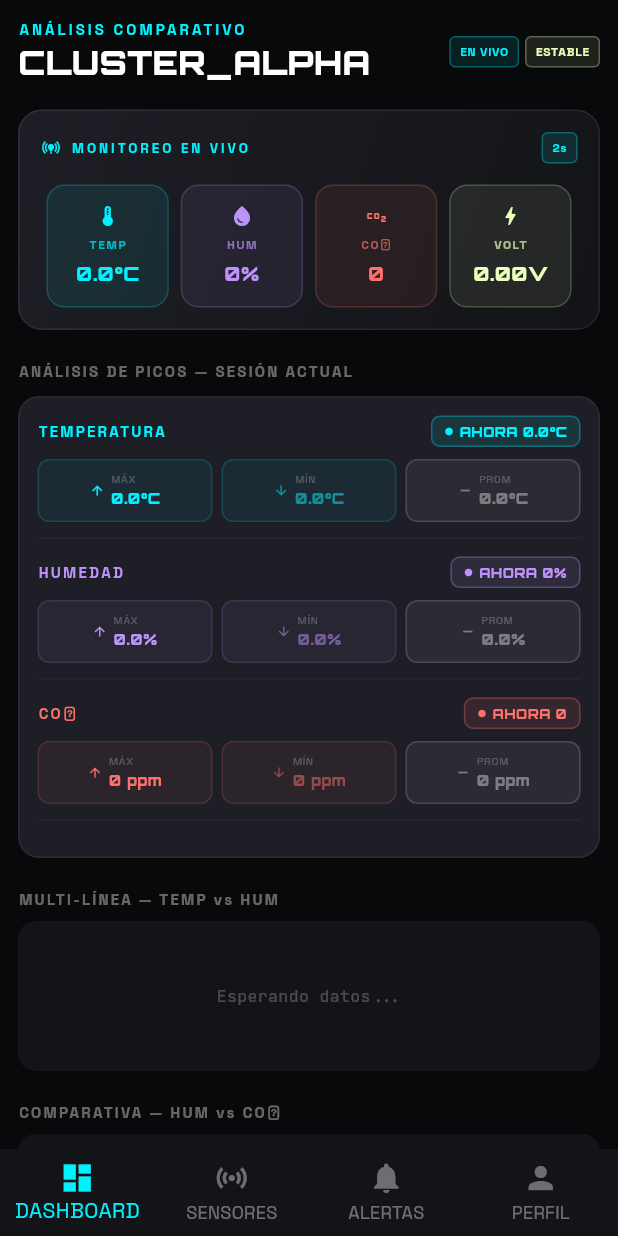
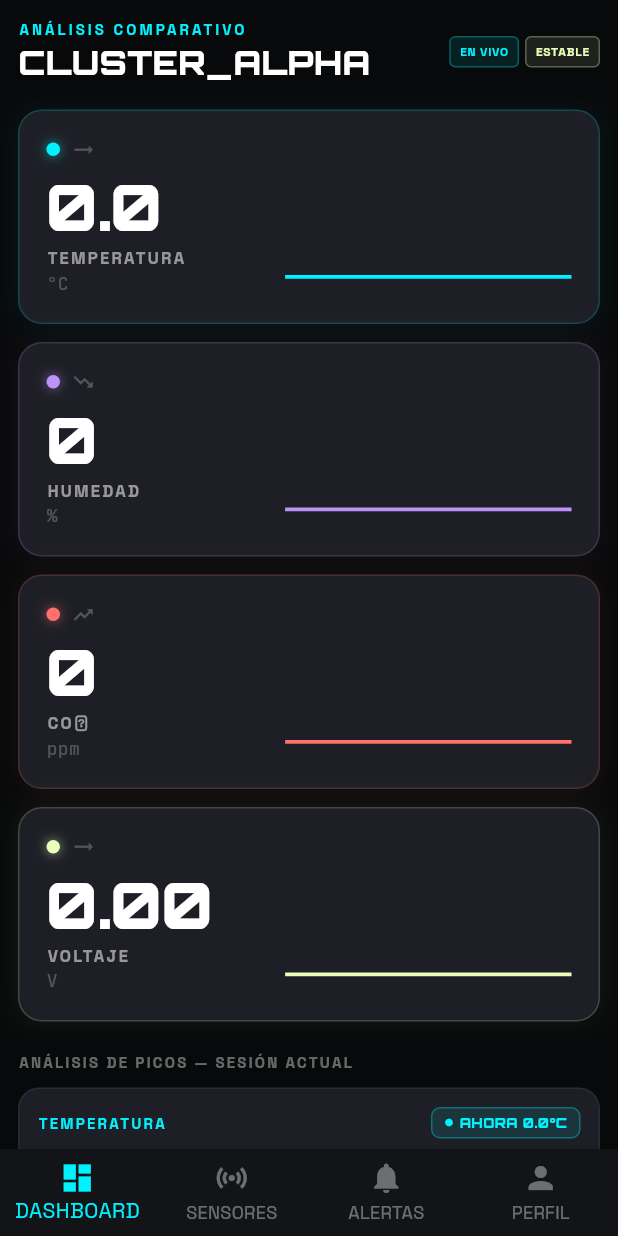
Before and after one commit to Jhordan234/Mi_APP, a Flutter app: the HomeScreen screen opened directly, on a phone screen of 412 x 824 dp. Run offline on Flutter 3.47's test engine with Material 3 defaults, Android fonts, the phone set to English and light mode, and no system bars; drawn by our look-alikes of fl_chart; our stand-ins replace cloud_firestore, firebase_auth, firebase_core, firebase_database, google_fonts; accounts and stored records are empty.

Commit message:
Actualizando codigo nuevo

```diff
--- a/lib/screens/home_screen.dart
+++ b/lib/screens/home_screen.dart
@@ -1,4 +1,5 @@
 import 'package:flutter/material.dart';
+import 'package:flutter/services.dart';
 import 'package:firebase_database/firebase_database.dart';
 import 'tabs/dashboard_tab.dart';
 import 'tabs/sensores_tab.dart';
@@ -25,6 +26,11 @@ class _HomeScreenState extends State<HomeScreen> {
   @override
   void initState() {
     super.initState();
+    SystemChrome.setEnabledSystemUIMode(SystemUiMode.immersiveSticky);
+    SystemChrome.setSystemUIOverlayStyle(const SystemUiOverlayStyle(
+      statusBarColor: Colors.transparent,
+      statusBarIconBrightness: Brightness.light,
+    ));
     _iniciarEscuchaFirebase();
   }
 
--- a/lib/screens/tabs/dashboard_tab.dart
+++ b/lib/screens/tabs/dashboard_tab.dart
@@ -131,90 +131,189 @@ class DashboardTab extends StatelessWidget {
     );
   }
 
-  // ✅ INDICADORES TIEMPO REAL RESPONSIVE
+  // ── SENSOR CARDS — una por fila con sparkline ──────────────────────────────
   Widget _indicadoresTiempoReal(bool compact) {
-    final items = [
-      {'label': 'TEMP', 'valor': '${tempActual.toStringAsFixed(1)}°C', 'color': AppTheme.colorPrimario, 'icon': Icons.thermostat},
-      {'label': 'HUM',  'valor': '${humActual.toStringAsFixed(0)}%',   'color': AppTheme.colorSecundario, 'icon': Icons.water_drop},
-      {'label': 'CO₂',  'valor': '${co2Actual.toStringAsFixed(0)}',    'color': AppTheme.colorError, 'icon': Icons.co2},
-      {'label': 'VOLT', 'valor': '${voltActual.toStringAsFixed(2)}V',  'color': AppTheme.colorTerciario, 'icon': Icons.bolt},
-    ];
+    return Column(
+      children: [
+        _sensorCardFullWidth(
+          label: 'TEMPERATURA',
+          unit: '°C',
+          valor: tempActual.toStringAsFixed(1),
+          color: AppTheme.colorPrimario,
+          trendIcon: Icons.trending_flat,
+          histData: histTemp,
+          compact: compact,
+        ),
+        SizedBox(height: compact ? 8 : 12),
+        _sensorCardFullWidth(
+          label: 'HUMEDAD',
+          unit: '%',
+          valor: humActual.toStringAsFixed(0),
+          color: AppTheme.colorSecundario,
+          trendIcon: Icons.trending_down,
+          histData: histHum,
+          compact: compact,
+        ),
+        SizedBox(height: compact ? 8 : 12),
+        _sensorCardFullWidth(
+          label: 'CO₂',
+          unit: 'ppm',
+          valor: co2Actual.toStringAsFixed(0),
+          color: AppTheme.colorError,
+          trendIcon: Icons.trending_up,
+          histData: histCo2,
+          compact: compact,
+        ),
+        SizedBox(height: compact ? 8 : 12),
+        _sensorCardFullWidth(
+          label: 'VOLTAJE',
+          unit: 'V',
+          valor: voltActual.toStringAsFixed(2),
+          color: AppTheme.colorTerciario,
+          trendIcon: Icons.trending_flat,
+          histData: histVolt,
+          compact: compact,
+        ),
+      ],
+    );
+  }
+
+  Widget _sensorCardFullWidth({
+    required String label,
+    required String unit,
+    required String valor,
+    required Color color,
+    required IconData trendIcon,
+    required List<double> histData,
+    required bool compact,
+  }) {
+    // Construir spots para el sparkline
+    final List<FlSpot> spots = histData.isEmpty
+        ? [const FlSpot(0, 0), const FlSpot(1, 0)]
+        : histData.asMap().entries
+            .map((e) => FlSpot(e.key.toDouble(), e.value))
+            .toList();
+
+    final double minY = histData.isEmpty
+        ? 0
+        : histData.reduce((a, b) => a < b ? a : b) - 1;
+    final double maxY = histData.isEmpty
+        ? 1
+        : histData.reduce((a, b) => a > b ? a : b) + 1;
 
     return Container(
-      padding: EdgeInsets.all(compact ? 10 : 14),
+      padding: EdgeInsets.all(compact ? 14 : 18),
       decoration: BoxDecoration(
-        gradient: LinearGradient(
-          colors: [AppTheme.colorSuperficieAlta, AppTheme.colorSuperficie],
-          begin: Alignment.topLeft,
-          end: Alignment.bottomRight,
+        color: AppTheme.colorSuperficieAlta,
+        borderRadius: BorderRadius.circular(compact ? 12 : 16),
+        border: Border.all(color: color.withOpacity(0.18)),
+        boxShadow: [
+          BoxShadow(
+            color: color.withOpacity(0.06),
+            blurRadius: 16,
+            spreadRadius: 1,
           ),
-        borderRadius: BorderRadius.circular(compact ? 12 : 16),
-        border: Border.all(color: Colors.white.withOpacity(0.08)),
+        ],
       ),
+      child: Row(
+        crossAxisAlignment: CrossAxisAlignment.center,
+        children: [
+          // ── Lado izquierdo: dot + valor + labels ────────────────────────
+          Expanded(
+            flex: 5,
             child: Column(
               crossAxisAlignment: CrossAxisAlignment.start,
               children: [
-          Row(
-            children: [
-              Icon(Icons.online_prediction, color: AppTheme.colorPrimario, size: compact ? 10 : 14),
-              SizedBox(width: compact ? 4 : 6),
-              Text('MONITOREO EN VIVO',
-                style: GoogleFonts.spaceGrotesk(
-                  fontSize: compact ? 7 : 9,
-                  color: AppTheme.colorPrimario,
-                  letterSpacing: 2,
-                  fontWeight: FontWeight.bold,
+                // Dot indicador + icono de tendencia
+                Row(children: [
+                  Container(
+                    width: compact ? 7 : 9,
+                    height: compact ? 7 : 9,
+                    decoration: BoxDecoration(
+                      shape: BoxShape.circle,
+                      color: color,
+                      boxShadow: [
+                        BoxShadow(color: color.withOpacity(0.6), blurRadius: 6),
+                      ],
                     ),
                   ),
-              const Spacer(),
-              _badge('2s', AppTheme.colorPrimario, compact),
+                  SizedBox(width: compact ? 6 : 8),
+                  Icon(trendIcon, color: Colors.white24, size: compact ? 13 : 15),
+                ]),
+                SizedBox(height: compact ? 8 : 10),
+
+                // Valor grande
+                Text(
+                  valor,
+                  style: GoogleFonts.orbitron(
+                    fontSize: compact ? 34 : 42,
+                    fontWeight: FontWeight.w900,
+                    color: Colors.white,
+                    letterSpacing: -1,
+                    height: 1,
+                  ),
+                ),
+                SizedBox(height: compact ? 4 : 5),
+
+                // Label
+                Text(
+                  label,
+                  style: GoogleFonts.spaceGrotesk(
+                    fontSize: compact ? 9 : 11,
+                    fontWeight: FontWeight.bold,
+                    color: Colors.white54,
+                    letterSpacing: 1.5,
+                  ),
+                ),
+                // Unidad
+                Text(
+                  unit,
+                  style: GoogleFonts.jetBrainsMono(
+                    fontSize: compact ? 10 : 12,
+                    color: Colors.white24,
+                  ),
+                ),
               ],
             ),
-          SizedBox(height: compact ? 10 : 14),
-          Row(
-            children: items.map((item) {
-              final color = item['color'] as Color;
-              return Expanded(
-                child: Container(
-                  margin: EdgeInsets.symmetric(horizontal: compact ? 2 : 4),
-                  padding: EdgeInsets.symmetric(
-                    vertical: compact ? 8 : 12,
-                    horizontal: compact ? 2 : 6,
           ),
-                  decoration: BoxDecoration(
-                    color: color.withOpacity(0.08),
-                    borderRadius: BorderRadius.circular(compact ? 8 : 12),
-                    border: Border.all(color: color.withOpacity(0.2)),
-                  ),
-                  child: Column(
-                    children: [
-                      Icon(item['icon'] as IconData, color: color, size: compact ? 12 : 16),
-                      SizedBox(height: compact ? 4 : 6),
-                      FittedBox(
-                        child: Text(item['label'] as String,
-                          style: GoogleFonts.spaceGrotesk(
-                            fontSize: compact ? 6 : 8,
-                            color: color.withOpacity(0.7),
-                            fontWeight: FontWeight.bold,
-                            letterSpacing: 1,
-                          ),
-                        ),
-                      ),
-                      SizedBox(height: compact ? 2 : 4),
-                      FittedBox(
-                        child: Text(item['valor'] as String,
-                          style: GoogleFonts.orbitron(
-                            fontSize: compact ? 10 : 13,
-                            fontWeight: FontWeight.w900,
+
+          // ── Lado derecho: sparkline ────────────────────────────────────
+          Expanded(
+            flex: 6,
+            child: SizedBox(
+              height: compact ? 70 : 80,
+              child: LineChart(
+                LineChartData(
+                  minY: minY,
+                  maxY: maxY,
+                  clipData: const FlClipData.all(),
+                  gridData: const FlGridData(show: false),
+                  titlesData: const FlTitlesData(show: false),
+                  borderData: FlBorderData(show: false),
+                  lineBarsData: [
+                    LineChartBarData(
+                      spots: spots,
+                      isCurved: true,
+                      curveSmoothness: 0.4,
                       color: color,
+                      barWidth: 2.5,
+                      dotData: const FlDotData(show: false),
+                      belowBarData: BarAreaData(
+                        show: true,
+                        gradient: LinearGradient(
+                          begin: Alignment.topCenter,
+                          end: Alignment.bottomCenter,
+                          colors: [
+                            color.withOpacity(0.3),
+                            color.withOpacity(0.0),
+                          ],
                         ),
                       ),
                     ),
                   ],
                 ),
               ),
-              );
-            }).toList(),
+            ),
           ),
         ],
       ),
```
Lines whose indentation alone changed are shown as unchanged.
